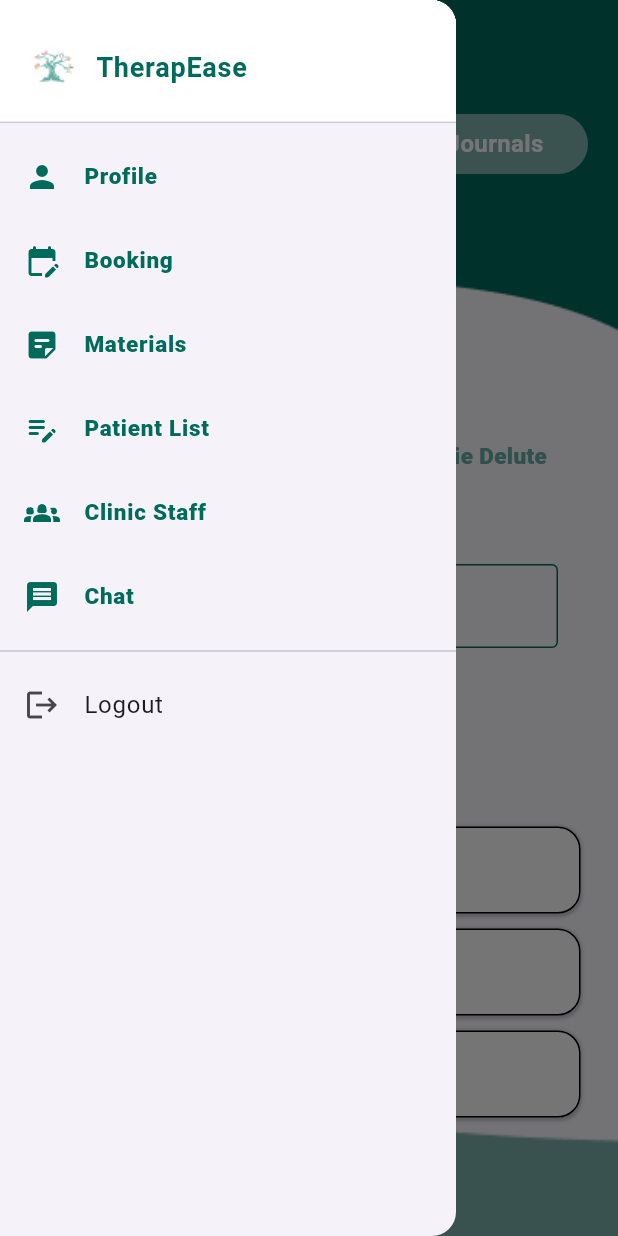
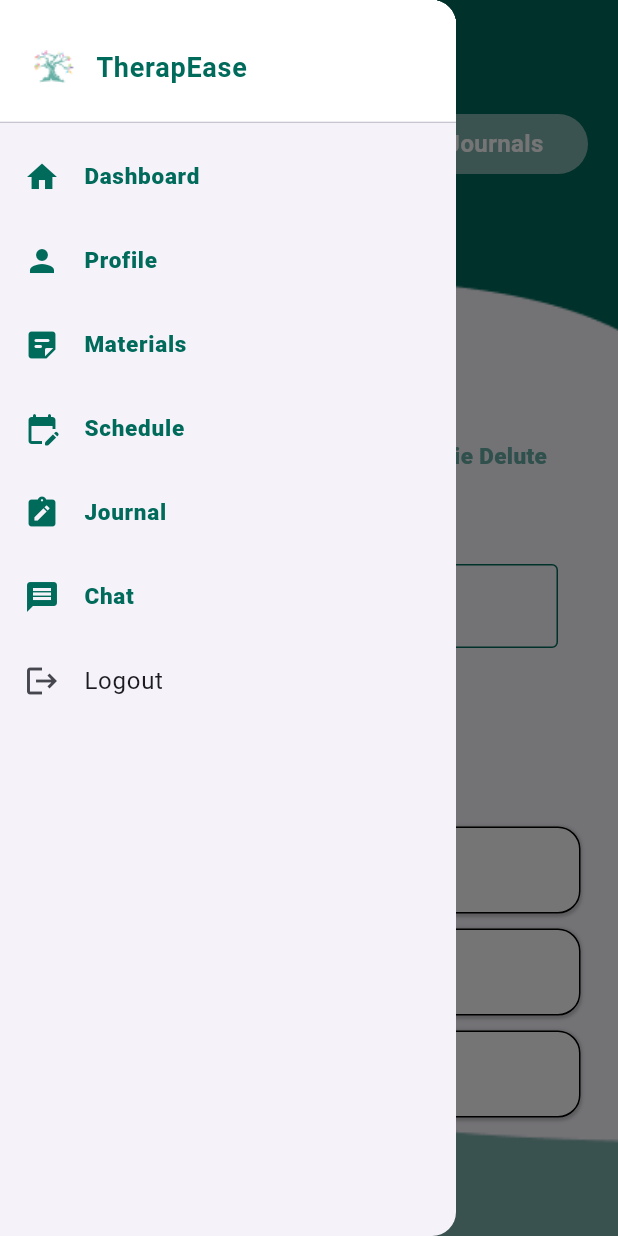
Before and after one commit to hcaja/thera, a Flutter app: the ParentProfile screen opened directly, with the side drawer open, on a phone screen of 412 x 824 dp. Run offline on Flutter 3.47's test engine with Material 2 defaults, Android fonts, the phone set to English and light mode, and no system bars; our stand-ins replace delayed_display, google_maps_flutter, image_picker, logger, pocketbase; missing offline and left inert: custom_clippers; Roboto replaces fonts that are missing (Poppin, Poppins).

Commit message:
update side bar of parent profile

```diff
--- a/flutter_application_1/lib/screens/parent/parent_profile.dart
+++ b/flutter_application_1/lib/screens/parent/parent_profile.dart
@@ -65,11 +65,13 @@ class ParentProfile extends StatelessWidget {
             ),
 
             // Add your other side bar items
+            Column(
+              children: [
                 ListTile(
-              leading: const Icon(Icons.person),
+                  leading: const Icon(Icons.home),
                   iconColor: const Color(0xFF006A5B),
                   title: const Text(
-                'Profile',
+                    'Dashboard',
                     style: TextStyle(
                       color: Color(0xFF006A5B),
                       fontFamily: 'Poppins',
@@ -82,11 +84,13 @@ class ParentProfile extends StatelessWidget {
                     // Handle profile action here
                   },
                 ),
+              ],
+            ),
             ListTile(
-              leading: const Icon(Icons.edit_calendar_rounded),
+              leading: const Icon(Icons.person),
               iconColor: const Color(0xFF006A5B),
               title: const Text(
-                'Booking',
+                'Profile',
                 style: TextStyle(
                   color: Color(0xFF006A5B),
                   fontFamily: 'Poppins',
@@ -115,10 +119,10 @@ class ParentProfile extends StatelessWidget {
               },
             ),
             ListTile(
-              leading: const Icon(Icons.edit_note_rounded),
+              leading: const Icon(Icons.edit_calendar_rounded),
               iconColor: const Color(0xFF006A5B),
               title: const Text(
-                'Patient List',
+                'Schedule',
                 style: TextStyle(
                   color: Color(0xFF006A5B),
                   fontFamily: 'Poppins',
@@ -133,10 +137,10 @@ class ParentProfile extends StatelessWidget {
             ),
 
             ListTile(
-              leading: const Icon(Icons.groups_2),
+              leading: const Icon(Icons.note_alt),
               iconColor: const Color(0xFF006A5B),
               title: const Text(
-                'Clinic Staff',
+                'Journal',
                 style: TextStyle(
                   color: Color(0xFF006A5B),
                   fontFamily: 'Poppins',
@@ -168,7 +172,7 @@ class ParentProfile extends StatelessWidget {
             // Add more items as needed
 
             // Add a divider for visual separation for logout
-            const Divider(),
+            // const Divider(),
             ListTile(
               leading: const Icon(Icons.logout), // Icon for logout
               title: const Text('Logout'), // Text for logout
```
Lines whose indentation alone changed are shown as unchanged.
